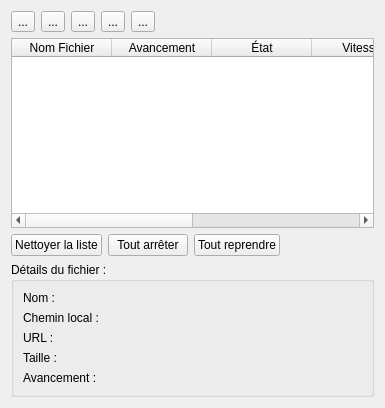
Qt form ui/downloads.ui (MaximeCheramy/pyrex) before a commit.
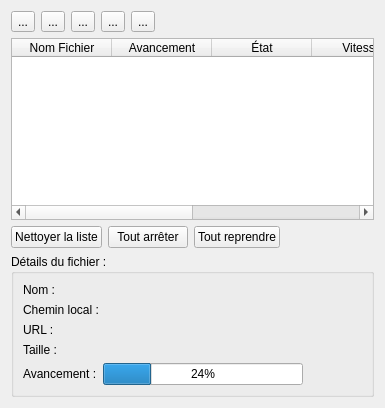
The same form after that commit. Icons and pictures are not drawn.

Commit message: Ajout des infos des fichiers TODO : faire en sorte que la progressBar fonctionne...

The edit to the form file:
```diff
--- a/ui/downloads.ui
+++ b/ui/downloads.ui
@@ -220,11 +220,37 @@
        </widget>
       </item>
       <item row="4" column="0">
+       <layout class="QHBoxLayout" name="horizontalLayout_4">
+        <property name="sizeConstraint">
+         <enum>QLayout::SetMaximumSize</enum>
+        </property>
+        <item>
        <widget class="QLabel" name="progress_label">
         <property name="text">
          <string>Avancement :</string>
         </property>
        </widget>
+        </item>
+        <item>
+         <widget class="QProgressBar" name="progressBar">
+          <property name="sizePolicy">
+           <sizepolicy hsizetype="Fixed" vsizetype="Fixed">
+            <horstretch>0</horstretch>
+            <verstretch>0</verstretch>
+           </sizepolicy>
+          </property>
+          <property name="minimumSize">
+           <size>
+            <width>200</width>
+            <height>0</height>
+           </size>
+          </property>
+          <property name="value">
+           <number>24</number>
+          </property>
+         </widget>
+        </item>
+       </layout>
       </item>
      </layout>
     </widget>
```
Lines whose indentation alone changed are shown as unchanged. The commit also changes 2 other files.
